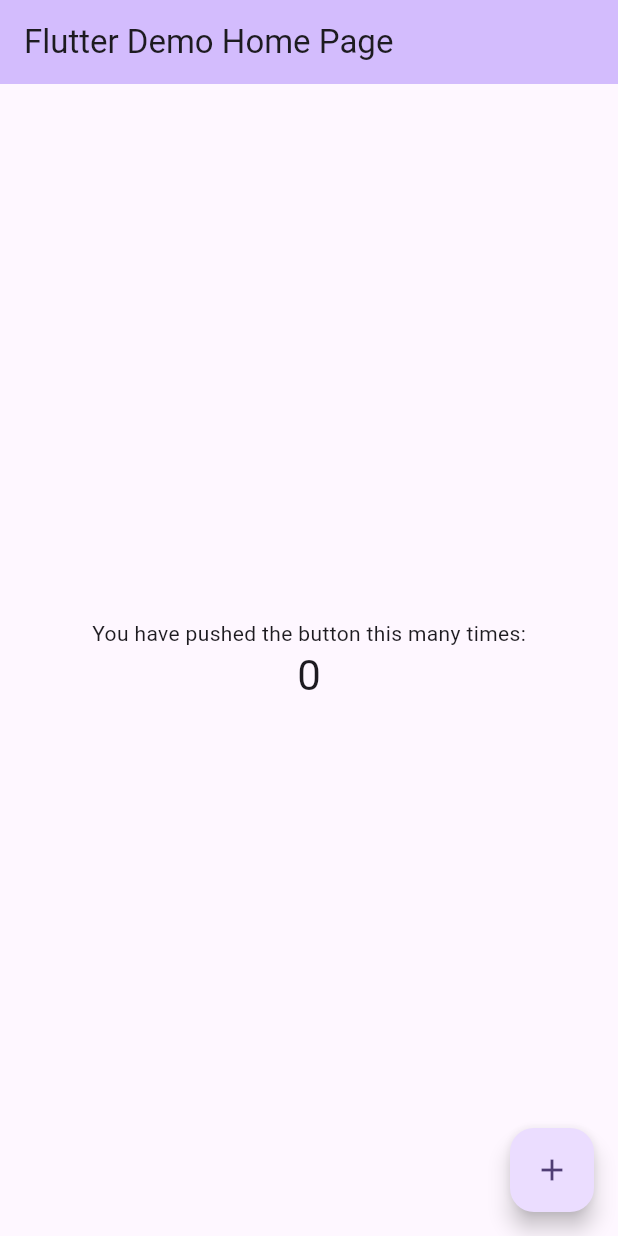
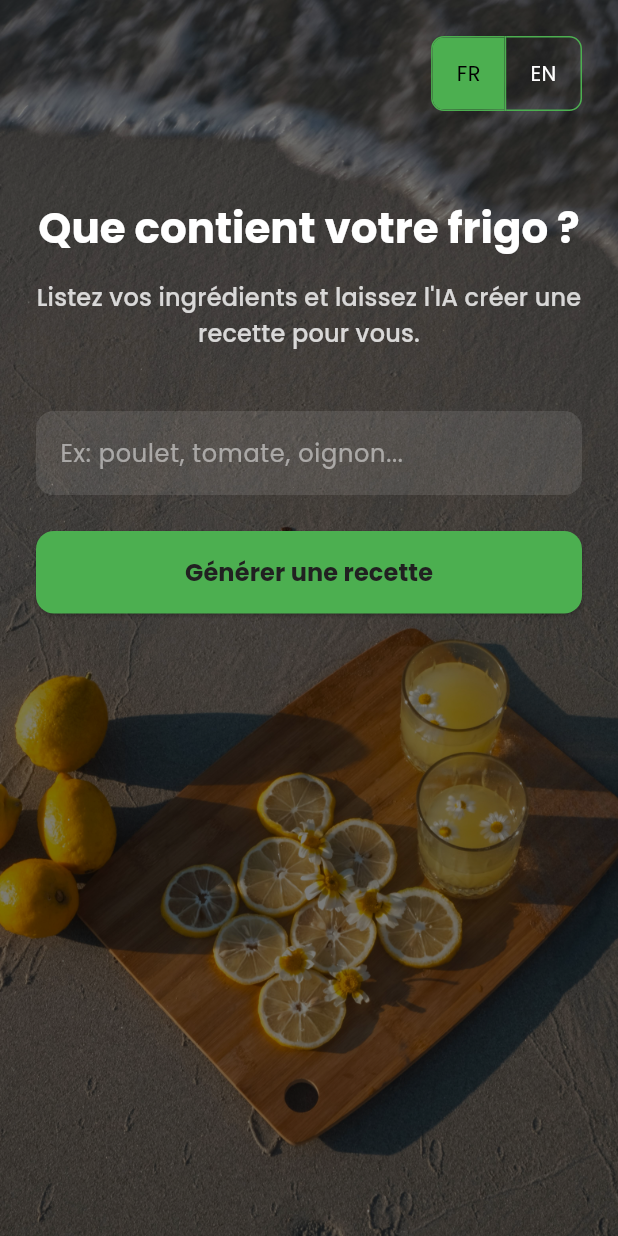
Before and after one commit to PrinceLeBon/ai-chief-front, a Flutter app: the screen it shows after launch, on a phone screen of 412 x 824 dp. Run offline on Flutter 3.47's test engine with Material 3 defaults, Android fonts, the phone set to English and light mode, and no system bars; our stand-ins replace flutter_markdown_plus, flutter_spinkit, google_fonts, logger.

Commit message:
Generate receipt

````diff
--- /dev/null
+++ b/lib/app_strings.dart
@@ -0,0 +1,25 @@
+class AppStrings {
+  static Map<String, String> fr = {
+    'title': 'Que contient votre frigo ?',
+    'subtitle': 'Listez vos ingrédients et laissez l\'IA créer une recette pour vous.',
+    'hintText': 'Ex: poulet, tomate, oignon...',
+    'buttonText': 'Générer une recette',
+    'loadingText': 'Votre chef personnel réfléchit...',
+    'errorText': 'Oups, le chef a eu un imprévu. Veuillez réessayer.',
+    'recipeName': 'Nom de la recette',
+    'description': 'Description',
+    'instructions': 'Instructions',
+  };
+
+  static Map<String, String> en = {
+    'title': 'What\'s in your fridge?',
+    'subtitle': 'List your ingredients and let the AI create a recipe for you.',
+    'hintText': 'E.g: chicken, tomato, onion...',
+    'buttonText': 'Generate Recipe',
+    'loadingText': 'Your personal chef is thinking...',
+    'errorText': 'Oops, the chef had an issue. Please try again.',
+    'recipeName': 'Recipe Name',
+    'description': 'Description',
+    'instructions': 'Instructions',
+  };
+}
--- /dev/null
+++ b/lib/colors.dart
@@ -0,0 +1,9 @@
+import 'package:flutter/material.dart';
+
+class AppColors {
+  static const Color primary = Color(0xFF4CAF50); // Un vert frais
+  static const Color primaryAccent = Color(0xFF66BB6A);
+  static const Color textDark = Color(0xFF212121);
+  static const Color textLight = Colors.white;
+  static const Color cardBackground = Color(0x99000000); // Noir semi-transparent
+}
--- /dev/null
+++ b/lib/home_screen.dart
@@ -0,0 +1,327 @@
+import 'dart:convert';
+
+import 'package:flutter/material.dart';
+import 'package:flutter_markdown_plus/flutter_markdown_plus.dart';
+import 'package:flutter_spinkit/flutter_spinkit.dart';
+import 'package:http/http.dart' as http;
+import 'package:logger/logger.dart';
+
+import 'app_strings.dart';
+import 'colors.dart';
+
+class HomeScreen extends StatefulWidget {
+  const HomeScreen({super.key});
+
+  @override
+  State<HomeScreen> createState() => _HomeScreenState();
+}
+
+class _HomeScreenState extends State<HomeScreen> {
+  final String _apiUrl =
+      'https://ai-chief-backend.onrender.com/generate-recipe';
+
+  final TextEditingController _ingredientsController = TextEditingController();
+  bool _isLoading = false;
+  Map<String, dynamic>? _recipeResult;
+  String? _error;
+  bool _isFrench = true;
+
+  Map<String, String> get _strings => _isFrench ? AppStrings.fr : AppStrings.en;
+
+  // MODIFIÉ : La logique d'appel et d'analyse est améliorée
+  Future<void> _generateRecipe() async {
+    if (_ingredientsController.text.isEmpty) return;
+
+    setState(() {
+      _isLoading = true;
+      _recipeResult = null;
+      _error = null;
+    });
+
+    // --- DÉBUT DE LA MODIFICATION ---
+
+    // 1. On transforme la chaîne de texte en une liste propre
+    // "poulet, tomate, oignon" -> ["poulet", "tomate", "oignon"]
+    final List<String> ingredientsList =
+        _ingredientsController.text
+            .split(',') // Sépare la chaîne par les virgules
+            .map(
+              (e) => e.trim(),
+            ) // Enlève les espaces avant/après chaque ingrédient
+            .where((e) => e.isNotEmpty) // Retire les éléments vides
+            .toList();
+
+    // 2. On détermine le code de la langue
+    final String languageCode = _isFrench ? 'fr' : 'en';
+
+    // 3. On construit l'objet (payload) à envoyer
+    final Map<String, dynamic> payload = {
+      'ingredients': ingredientsList,
+      'language': languageCode,
+    };
+
+    // --- FIN DE LA MODIFICATION ---
+
+    try {
+      final response = await http.post(
+        Uri.parse(_apiUrl),
+        headers: {'Content-Type': 'application/json'},
+        body: json.encode(payload),
+      );
+
+      if (response.statusCode >= 200 && response.statusCode < 300) {
+        // 1. On décode la réponse principale
+        final responseBody = json.decode(utf8.decode(response.bodyBytes));
+
+        // 2. On extrait la chaîne de caractères qui contient le JSON de la recette
+        final recipeString = responseBody['recipe'] as String;
+
+        // 3. NOUVEAU : On utilise une expression régulière pour extraire proprement le JSON
+        // qui est à l'intérieur du bloc de code ```json ... ```
+        final regExp = RegExp(r'```json\n([\s\S]*?)\n```');
+        final match = regExp.firstMatch(recipeString);
+
+        if (match != null) {
+          final recipeJsonString = match.group(1)!;
+          Logger().i("JSON de la recette extrait: $recipeJsonString");
+          // 4. On décode enfin le JSON de la recette
+          setState(() {
+            _recipeResult = json.decode(recipeJsonString);
+          });
+          Logger().i("Recette générée avec succès: $_recipeResult");
+
+          // NOUVEAU : On affiche un message de succès
+          ScaffoldMessenger.of(context).showSnackBar(
+            SnackBar(
+              content: Text(responseBody['message'] ?? 'Recette trouvée !'),
+              backgroundColor: AppColors.primary,
+            ),
+          );
+        } else {
+          throw Exception('Format de recette JSON non trouvé.');
+        }
+      } else {
+        Logger().e("Erreur de l'API: ${response.statusCode}");
+        Logger().e("Erreur de l'API: ${response.body}");
+        setState(() {
+          _error = _strings['errorText'];
+        });
+      }
+    } catch (e) {
+      setState(() {
+        _error = _strings['errorText'];
+        Logger().e('Erreur: $e'); // Pour le débogage
+      });
+    } finally {
+      setState(() {
+        _isLoading = false;
+      });
+    }
+  }
+
+  @override
+  Widget build(BuildContext context) {
+    // Le reste de la méthode build reste identique
+    return Scaffold(
+      body: Stack(
+        fit: StackFit.expand,
+        children: [
+          Image.asset(
+            'assets/1.jpg',
+            fit: BoxFit.cover,
+            color: Colors.black.withValues(alpha: .5),
+            colorBlendMode: BlendMode.darken,
+          ),
+          SafeArea(
+            child: SingleChildScrollView(
+              padding: const EdgeInsets.all(24.0),
+              child: Column(
+                mainAxisAlignment: MainAxisAlignment.center,
+                crossAxisAlignment: CrossAxisAlignment.stretch,
+                children: [
+                  _buildLanguageSwitcher(),
+                  const SizedBox(height: 60),
+                  Text(
+                    _strings['title']!,
+                    textAlign: TextAlign.center,
+                    style: Theme.of(context).textTheme.headlineMedium?.copyWith(
+                      fontWeight: FontWeight.bold,
+                      color: AppColors.textLight,
+                    ),
+                  ),
+                  const SizedBox(height: 16),
+                  Text(
+                    _strings['subtitle']!,
+                    textAlign: TextAlign.center,
+                    style: Theme.of(context).textTheme.titleMedium?.copyWith(
+                      color: AppColors.textLight.withValues(alpha: 0.8),
+                    ),
+                  ),
+                  const SizedBox(height: 40),
+                  _buildIngredientsTextField(),
+                  const SizedBox(height: 24),
+                  _buildGenerateButton(),
+                  const SizedBox(height: 40),
+                  _buildResultArea(),
+                ],
+              ),
+            ),
+          ),
+        ],
+      ),
+    );
+  }
+
+  // Les autres widgets (LanguageSwitcher, TextField, Button, Loading, Error) ne changent pas...
+
+  Widget _buildLanguageSwitcher() {
+    return Align(
+      alignment: Alignment.topRight,
+      child: ToggleButtons(
+        isSelected: [_isFrench, !_isFrench],
+        onPressed: (index) {
+          setState(() {
+            _isFrench = index == 0;
+          });
+        },
+        color: Colors.white,
+        selectedColor: Colors.black,
+        fillColor: AppColors.primary,
+        borderColor: AppColors.primary,
+        selectedBorderColor: AppColors.primary,
+        borderRadius: BorderRadius.circular(8),
+        children: const [
+          Padding(
+            padding: EdgeInsets.symmetric(horizontal: 16),
+            child: Text('FR'),
+          ),
+          Padding(
+            padding: EdgeInsets.symmetric(horizontal: 16),
+            child: Text('EN'),
+          ),
+        ],
+      ),
+    );
+  }
+
+  Widget _buildIngredientsTextField() {
+    return TextField(
+      controller: _ingredientsController,
+      style: const TextStyle(color: AppColors.textLight),
+      decoration: InputDecoration(
+        hintText: _strings['hintText'],
+        hintStyle: TextStyle(color: AppColors.textLight.withValues(alpha: 0.5)),
+        filled: true,
+        fillColor: Colors.white.withValues(alpha: 0.1),
+        border: OutlineInputBorder(
+          borderRadius: BorderRadius.circular(12),
+          borderSide: BorderSide.none,
+        ),
+      ),
+    );
+  }
+
+  Widget _buildGenerateButton() {
+    return ElevatedButton(
+      onPressed: _isLoading ? null : _generateRecipe,
+      style: ElevatedButton.styleFrom(
+        backgroundColor: AppColors.primary,
+        padding: const EdgeInsets.symmetric(vertical: 16),
+        shape: RoundedRectangleBorder(borderRadius: BorderRadius.circular(12)),
+      ),
+      child: Text(
+        _strings['buttonText']!,
+        style: const TextStyle(
+          fontSize: 16,
+          fontWeight: FontWeight.bold,
+          color: AppColors.textDark,
+        ),
+      ),
+    );
+  }
+
+  Widget _buildResultArea() {
+    return AnimatedSwitcher(
+      duration: const Duration(milliseconds: 500),
+      child:
+          _isLoading
+              ? _buildLoadingIndicator()
+              : _error != null
+              ? _buildErrorWidget()
+              : _recipeResult != null
+              ? _buildRecipeCard()
+              : const SizedBox.shrink(), // Espace vide au début
+    );
+  }
+
+  Widget _buildLoadingIndicator() {
+    return Column(
+      children: [
+        const SpinKitFadingCube(color: AppColors.primary, size: 40.0),
+        const SizedBox(height: 16),
+        Text(
+          _strings['loadingText']!,
+          style: TextStyle(color: AppColors.textLight.withValues(alpha: 0.8)),
+        ),
+      ],
+    );
+  }
+
+  Widget _buildErrorWidget() {
+    return Text(
+      _error!,
+      textAlign: TextAlign.center,
+      style: const TextStyle(color: Colors.redAccent, fontSize: 16),
+    );
+  }
+
+  // MODIFIÉ : La carte de recette utilise maintenant le widget Markdown
+  Widget _buildRecipeCard() {
+    // On regroupe toutes les instructions en une seule chaîne, séparées par des sauts de ligne
+    final instructionsMarkdown = (List<String>.from(
+      _recipeResult!['instructions'] ?? [],
+    )).join('\n\n');
+
+    return Card(
+      color: AppColors.cardBackground,
+      shape: RoundedRectangleBorder(borderRadius: BorderRadius.circular(12)),
+      child: Padding(
+        padding: const EdgeInsets.all(20.0),
+        child: Column(
+          crossAxisAlignment: CrossAxisAlignment.start,
+          children: [
+            Text(
+              _recipeResult!['nom_recette'] ?? _strings['recipeName'],
+              style: Theme.of(
+                context,
+              ).textTheme.headlineSmall?.copyWith(fontWeight: FontWeight.bold),
+            ),
+            const SizedBox(height: 12),
+            Text(
+              _recipeResult!['description_courte'] ?? '',
+              style: Theme.of(context).textTheme.bodyLarge?.copyWith(
+                fontStyle: FontStyle.italic,
+                color: AppColors.textLight.withValues(alpha: 0.8),
+              ),
+            ),
+            const Divider(height: 32, color: AppColors.primary),
+
+            // NOUVEAU : On utilise MarkdownBody pour afficher les instructions
+            MarkdownBody(
+              data: instructionsMarkdown,
+              styleSheet: MarkdownStyleSheet(
+                // On peut personnaliser le style du Markdown
+                p: const TextStyle(height: 1.5, fontSize: 15),
+                h2: TextStyle(color: AppColors.primaryAccent, fontSize: 20),
+                strong: TextStyle(
+                  fontWeight: FontWeight.bold,
+                  color: AppColors.primaryAccent,
+                ),
+              ),
+            ),
+          ],
+        ),
+      ),
+    );
+  }
+}
--- a/lib/main.dart
+++ b/lib/main.dart
@@ -1,122 +1,33 @@
 import 'package:flutter/material.dart';
+import 'package:google_fonts/google_fonts.dart';
+
+import 'home_screen.dart'; // On va créer ce fichier juste après
 
 void main() {
-  runApp(const MyApp());
+  runApp(const ChefAIApp());
 }
 
-class MyApp extends StatelessWidget {
-  const MyApp({super.key});
+class ChefAIApp extends StatelessWidget {
+  const ChefAIApp({super.key});
 
-  // This widget is the root of your application.
   @override
   Widget build(BuildContext context) {
-    return MaterialApp(
-      title: 'Flutter Demo',
-      theme: ThemeData(
-        // This is the theme of your application.
-        //
-        // TRY THIS: Try running your application with "flutter run". You'll see
-        // the application has a purple toolbar. Then, without quitting the app,
-        // try changing the seedColor in the colorScheme below to Colors.green
-        // and then invoke "hot reload" (save your changes or press the "hot
-        // reload" button in a Flutter-supported IDE, or press "r" if you used
-        // the command line to start the app).
-        //
-        // Notice that the counter didn't reset back to zero; the application
-        // state is not lost during the reload. To reset the state, use hot
-        // restart instead.
-        //
-        // This works for code too, not just values: Most code changes can be
-        // tested with just a hot reload.
-        colorScheme: ColorScheme.fromSeed(seedColor: Colors.deepPurple),
+    return GestureDetector(
+      onTap: () => FocusManager.instance.primaryFocus?.unfocus(),
+      child: MaterialApp(
+        title: 'Chef IA',
+        debugShowCheckedModeBanner: false,
+        theme: ThemeData(
+          brightness: Brightness.dark,
+          primarySwatch: Colors.green,
+          scaffoldBackgroundColor: Colors.transparent,
+          // Important pour le fond d'écran
+          textTheme: GoogleFonts.poppinsTextTheme(
+            Theme.of(context).textTheme,
+          ).apply(bodyColor: Colors.white, displayColor: Colors.white),
+        ),
+        home: const HomeScreen(),
       ),
-      home: const MyHomePage(title: 'Flutter Demo Home Page'),
     );
   }
 }
-
-class MyHomePage extends StatefulWidget {
-  const MyHomePage({super.key, required this.title});
-
-  // This widget is the home page of your application. It is stateful, meaning
-  // that it has a State object (defined below) that contains fields that affect
-  // how it looks.
-
-  // This class is the configuration for the state. It holds the values (in this
-  // case the title) provided by the parent (in this case the App widget) and
-  // used by the build method of the State. Fields in a Widget subclass are
-  // always marked "final".
-
-  final String title;
-
-  @override
-  State<MyHomePage> createState() => _MyHomePageState();
-}
-
-class _MyHomePageState extends State<MyHomePage> {
-  int _counter = 0;
-
-  void _incrementCounter() {
-    setState(() {
-      // This call to setState tells the Flutter framework that something has
-      // changed in this State, which causes it to rerun the build method below
-      // so that the display can reflect the updated values. If we changed
-      // _counter without calling setState(), then the build method would not be
-      // called again, and so nothing would appear to happen.
-      _counter++;
-    });
-  }
-
-  @override
-  Widget build(BuildContext context) {
-    // This method is rerun every time setState is called, for instance as done
-    // by the _incrementCounter method above.
-    //
-    // The Flutter framework has been optimized to make rerunning build methods
-    // fast, so that you can just rebuild anything that needs updating rather
-    // than having to individually change instances of widgets.
-    return Scaffold(
-      appBar: AppBar(
-        // TRY THIS: Try changing the color here to a specific color (to
-        // Colors.amber, perhaps?) and trigger a hot reload to see the AppBar
-        // change color while the other colors stay the same.
-        backgroundColor: Theme.of(context).colorScheme.inversePrimary,
-        // Here we take the value from the MyHomePage object that was created by
-        // the App.build method, and use it to set our appbar title.
-        title: Text(widget.title),
-      ),
-      body: Center(
-        // Center is a layout widget. It takes a single child and positions it
-        // in the middle of the parent.
-        child: Column(
-          // Column is also a layout widget. It takes a list of children and
-          // arranges them vertically. By default, it sizes itself to fit its
-          // children horizontally, and tries to be as tall as its parent.
-          //
-          // Column has various properties to control how it sizes itself and
-          // how it positions its children. Here we use mainAxisAlignment to
-          // center the children vertically; the main axis here is the vertical
-          // axis because Columns are vertical (the cross axis would be
-          // horizontal).
-          //
-          // TRY THIS: Invoke "debug painting" (choose the "Toggle Debug Paint"
-          // action in the IDE, or press "p" in the console), to see the
-          // wireframe for each widget.
-          mainAxisAlignment: MainAxisAlignment.center,
-          children: <Widget>[
-            const Text('You have pushed the button this many times:'),
-            Text(
-              '$_counter',
-              style: Theme.of(context).textTheme.headlineMedium,
-            ),
-          ],
-        ),
-      ),
-      floatingActionButton: FloatingActionButton(
-        onPressed: _incrementCounter,
-        tooltip: 'Increment',
-        child: const Icon(Icons.add),
-      ), // This trailing comma makes auto-formatting nicer for build methods.
-    );
-  }
-}
--- a/pubspec.yaml
+++ b/pubspec.yaml
@@ -37,6 +37,8 @@ dependencies:
   http: ^1.4.0
   google_fonts: ^6.3.0
   flutter_spinkit: ^5.2.1
+  flutter_markdown_plus: ^1.0.3
+  logger: ^2.5.0
 
 dev_dependencies:
   flutter_test:
````
Also changed, not shown: pubspec.lock, 2 other files.
